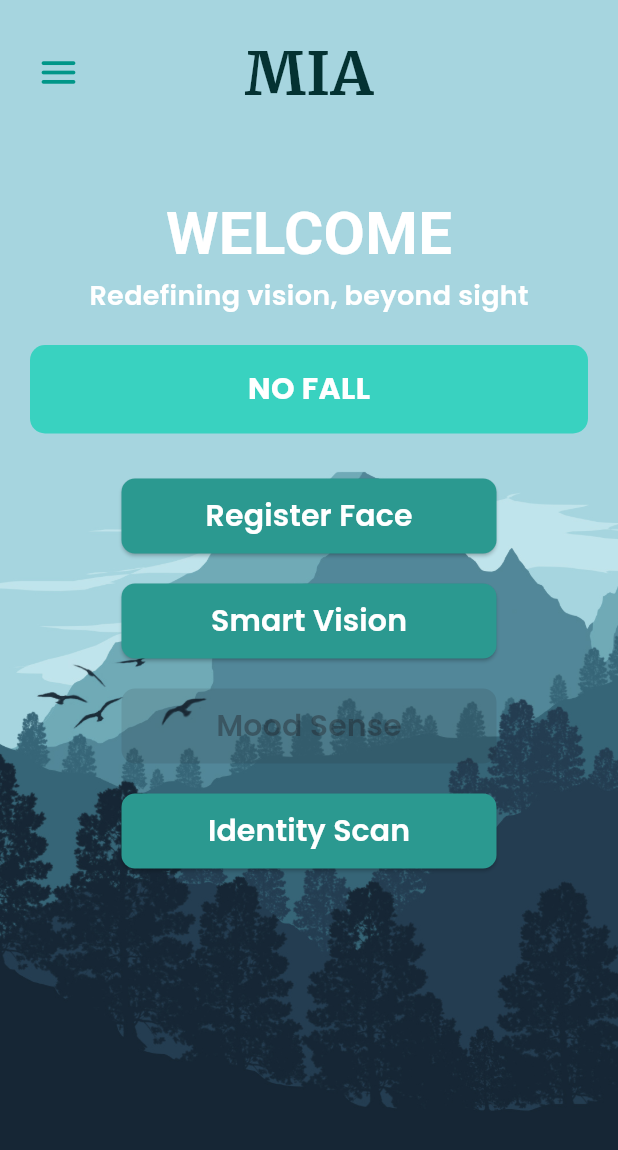
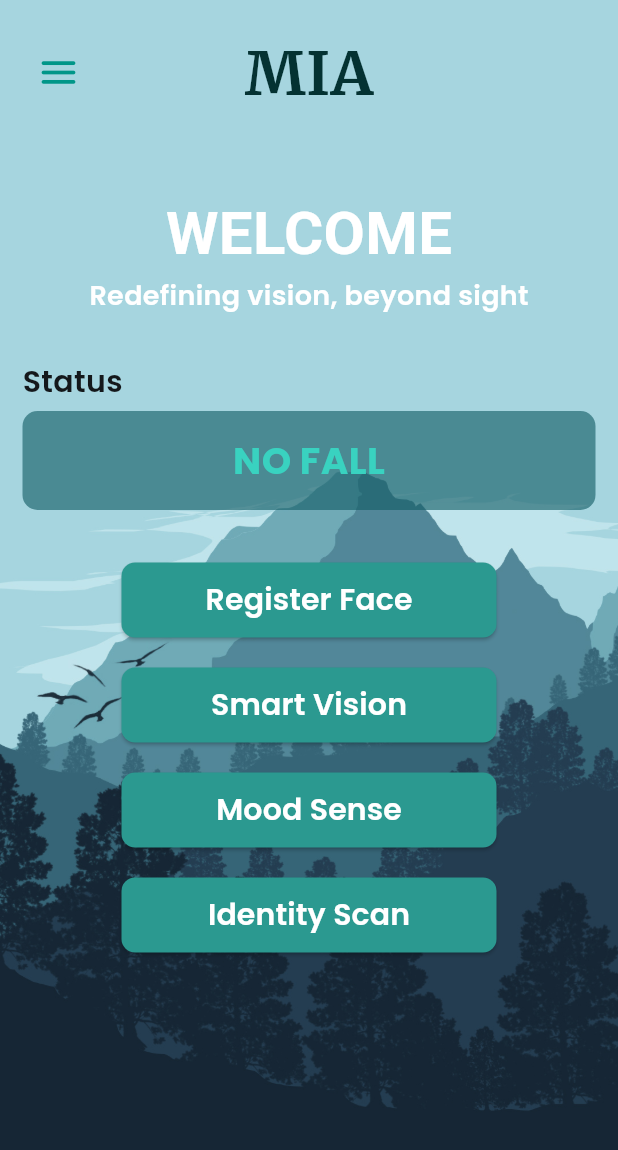
Before and after one commit to fahadca/mia_app, a Flutter app: the screen it shows after launch, on a phone screen of 412 x 824 dp. Shown: the top 1150 px of the screen. Run offline on Flutter 3.47's test engine with Material 3 defaults, Android fonts, the light colour scheme and no system bars; drawn by our look-alikes of flutter_animate; our stand-ins replace audioplayers, camera, cloud_firestore, firebase_core, flutter_tts, google_fonts and 4 more; missing offline and left inert: google_mlkit_face_detection; accounts and stored records are empty; Roboto replaces fonts that are missing (Alegreya).

Commit message:
UI updated and corrected object detection tts

```diff
--- a/lib/home_page.dart
+++ b/lib/home_page.dart
@@ -7,6 +7,7 @@ import 'face_registration.dart';
 import 'face_recognition.dart';
 import 'object_detection.dart';
 import 'package:cloud_firestore/cloud_firestore.dart';
+import 'emotion_detect.dart';
 
 class HomePageWidget extends StatefulWidget {
   const HomePageWidget({super.key});
@@ -222,23 +223,44 @@ class _HomePageWidgetState extends State<HomePageWidget> {
                       fontWeight: FontWeight.w600,
                     ),
                   ),
-                  const SizedBox(height: 20),
-                  Container(
+                  const SizedBox(height: 30),
+                  Padding(
+                    padding: const EdgeInsets.symmetric(horizontal: 15),
+                    child: Align(
+                      alignment: Alignment.centerLeft,
+                      child: Text(
+                        'Status',
+                        style: GoogleFonts.poppins(
+                          fontSize: 20,
+                          fontWeight: FontWeight.w600,
+                          color: const Color(0xFF14181B),
+                        ),
+                      ),
+                    ),
+                  ),
+                  Padding(
+                    padding: const EdgeInsets.symmetric(
+                      horizontal: 15,
+                      vertical: 5,
+                    ),
+                    child: Container(
                       width: double.infinity,
-                    margin: const EdgeInsets.symmetric(horizontal: 20),
                       padding: const EdgeInsets.all(15),
                       decoration: BoxDecoration(
-                      color:
-                          _fallOccurred ? Colors.red : const Color(0xFF39D2C0),
+                        color: const Color(0x9D115B64),
                         borderRadius: BorderRadius.circular(10),
                       ),
                       child: Center(
                         child: Text(
                           _fallOccurred ? 'FALL DETECTED' : 'NO FALL',
                           style: GoogleFonts.poppins(
-                          fontSize: 20,
+                            color:
+                                _fallOccurred
+                                    ? Colors.red
+                                    : const Color(0xFF39D2C0),
+                            fontSize: 25,
                             fontWeight: FontWeight.bold,
-                          color: Colors.white,
+                          ),
                         ),
                       ),
                     ),
@@ -246,7 +268,7 @@ class _HomePageWidgetState extends State<HomePageWidget> {
                   const SizedBox(height: 20),
                   _buildButton('Register Face', const FaceRegistrationScreen()),
                   _buildButton('Smart Vision', const ObjectDetectionScreen()),
-                  _buildButton('Mood Sense', null),
+                  _buildButton('Mood Sense', const EmotionDetectionScreen()),
                   _buildButton('Identity Scan', const FaceRecognitionScreen()),
                 ],
               ),
```
Also changed, not shown: lib/emotion_detect.dart (added, +23 -0 lines), lib/object_detection.dart (+16 -1 lines), 1 other file. Lines whose indentation alone changed are shown as unchanged.
